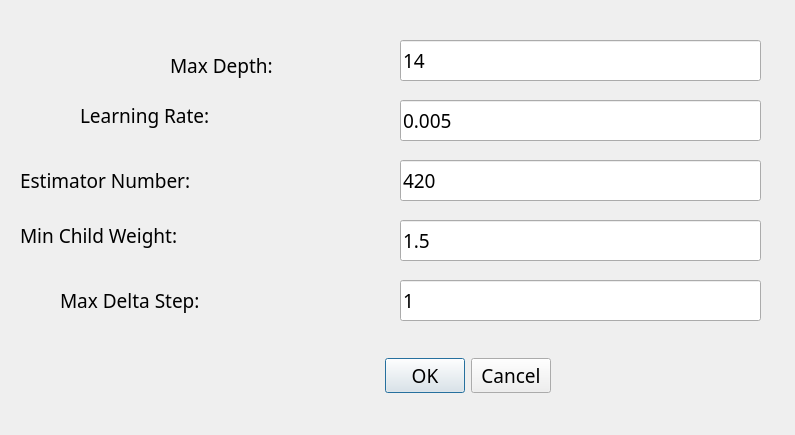
First picture: the form in georec_train_param_base.ui, repository HanwGeek/geoRec, before the edit.
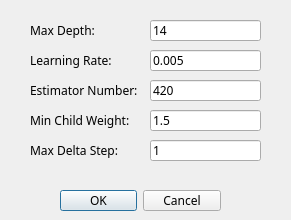
Second picture: the form after the edit.

What changed in the file:
```diff
--- a/georec_train_param_base.ui
+++ b/georec_train_param_base.ui
@@ -6,8 +6,8 @@
    <rect>
     <x>0</x>
     <y>0</y>
-    <width>795</width>
-    <height>435</height>
+    <width>291</width>
+    <height>220</height>
    </rect>
   </property>
   <property name="windowTitle">
@@ -16,16 +16,16 @@
   <widget class="QDialogButtonBox" name="button_box">
    <property name="geometry">
     <rect>
-     <x>130</x>
-     <y>350</y>
-     <width>421</width>
-     <height>51</height>
+     <x>60</x>
+     <y>190</y>
+     <width>161</width>
+     <height>21</height>
     </rect>
    </property>
    <property name="font">
     <font>
      <family>Source Code Variable</family>
-     <pointsize>14</pointsize>
+     <pointsize>9</pointsize>
     </font>
    </property>
    <property name="orientation">
@@ -38,16 +38,16 @@
   <widget class="QLabel" name="label_3">
    <property name="geometry">
     <rect>
-     <x>170</x>
-     <y>40</y>
-     <width>221</width>
-     <height>51</height>
+     <x>30</x>
+     <y>20</y>
+     <width>111</width>
+     <height>21</height>
     </rect>
    </property>
    <property name="font">
     <font>
      <family>Source Code Variable</family>
-     <pointsize>14</pointsize>
+     <pointsize>9</pointsize>
     </font>
    </property>
    <property name="text">
@@ -57,16 +57,16 @@
   <widget class="QLabel" name="label_4">
    <property name="geometry">
     <rect>
-     <x>80</x>
-     <y>90</y>
-     <width>301</width>
-     <height>51</height>
+     <x>30</x>
+     <y>50</y>
+     <width>111</width>
+     <height>21</height>
     </rect>
    </property>
    <property name="font">
     <font>
      <family>Source Code Variable</family>
-     <pointsize>14</pointsize>
+     <pointsize>9</pointsize>
     </font>
    </property>
    <property name="text">
@@ -76,16 +76,16 @@
   <widget class="QLabel" name="label_5">
    <property name="geometry">
     <rect>
-     <x>20</x>
-     <y>160</y>
-     <width>381</width>
-     <height>41</height>
+     <x>30</x>
+     <y>80</y>
+     <width>111</width>
+     <height>20</height>
     </rect>
    </property>
    <property name="font">
     <font>
      <family>Source Code Variable</family>
-     <pointsize>14</pointsize>
+     <pointsize>9</pointsize>
     </font>
    </property>
    <property name="text">
@@ -95,16 +95,16 @@
   <widget class="QLabel" name="label_6">
    <property name="geometry">
     <rect>
-     <x>20</x>
-     <y>210</y>
-     <width>371</width>
-     <height>51</height>
+     <x>30</x>
+     <y>110</y>
+     <width>111</width>
+     <height>21</height>
     </rect>
    </property>
    <property name="font">
     <font>
      <family>Source Code Variable</family>
-     <pointsize>14</pointsize>
+     <pointsize>9</pointsize>
     </font>
    </property>
    <property name="text">
@@ -114,16 +114,16 @@
   <widget class="QLabel" name="label_7">
    <property name="geometry">
     <rect>
-     <x>60</x>
-     <y>280</y>
-     <width>371</width>
-     <height>41</height>
+     <x>30</x>
+     <y>140</y>
+     <width>111</width>
+     <height>20</height>
     </rect>
    </property>
    <property name="font">
     <font>
      <family>Source Code Variable</family>
-     <pointsize>14</pointsize>
+     <pointsize>9</pointsize>
     </font>
    </property>
    <property name="text">
@@ -133,16 +133,16 @@
   <widget class="QLineEdit" name="editMD">
    <property name="geometry">
     <rect>
-     <x>400</x>
-     <y>40</y>
-     <width>361</width>
-     <height>41</height>
+     <x>150</x>
+     <y>20</y>
+     <width>111</width>
+     <height>21</height>
     </rect>
    </property>
    <property name="font">
     <font>
      <family>Source Code Variable</family>
-     <pointsize>14</pointsize>
+     <pointsize>9</pointsize>
     </font>
    </property>
    <property name="text">
@@ -152,16 +152,16 @@
   <widget class="QLineEdit" name="editLR">
    <property name="geometry">
     <rect>
-     <x>400</x>
-     <y>100</y>
-     <width>361</width>
-     <height>41</height>
+     <x>150</x>
+     <y>50</y>
+     <width>111</width>
+     <height>21</height>
     </rect>
    </property>
    <property name="font">
     <font>
      <family>Source Code Variable</family>
-     <pointsize>14</pointsize>
+     <pointsize>9</pointsize>
     </font>
    </property>
    <property name="text">
@@ -171,16 +171,16 @@
   <widget class="QLineEdit" name="editEN">
    <property name="geometry">
     <rect>
-     <x>400</x>
-     <y>160</y>
-     <width>361</width>
-     <height>41</height>
+     <x>150</x>
+     <y>80</y>
+     <width>111</width>
+     <height>21</height>
     </rect>
    </property>
    <property name="font">
     <font>
      <family>Source Code Variable</family>
-     <pointsize>14</pointsize>
+     <pointsize>9</pointsize>
     </font>
    </property>
    <property name="text">
@@ -190,16 +190,16 @@
   <widget class="QLineEdit" name="editMCW">
    <property name="geometry">
     <rect>
-     <x>400</x>
-     <y>220</y>
-     <width>361</width>
-     <height>41</height>
+     <x>150</x>
+     <y>110</y>
+     <width>111</width>
+     <height>21</height>
     </rect>
    </property>
    <property name="font">
     <font>
      <family>Source Code Variable</family>
-     <pointsize>14</pointsize>
+     <pointsize>9</pointsize>
     </font>
    </property>
    <property name="text">
@@ -209,16 +209,16 @@
   <widget class="QLineEdit" name="editMDS">
    <property name="geometry">
     <rect>
-     <x>400</x>
-     <y>280</y>
-     <width>361</width>
-     <height>41</height>
+     <x>150</x>
+     <y>140</y>
+     <width>111</width>
+     <height>21</height>
     </rect>
    </property>
    <property name="font">
     <font>
      <family>Source Code Variable</family>
-     <pointsize>14</pointsize>
+     <pointsize>9</pointsize>
     </font>
    </property>
    <property name="text">
```
